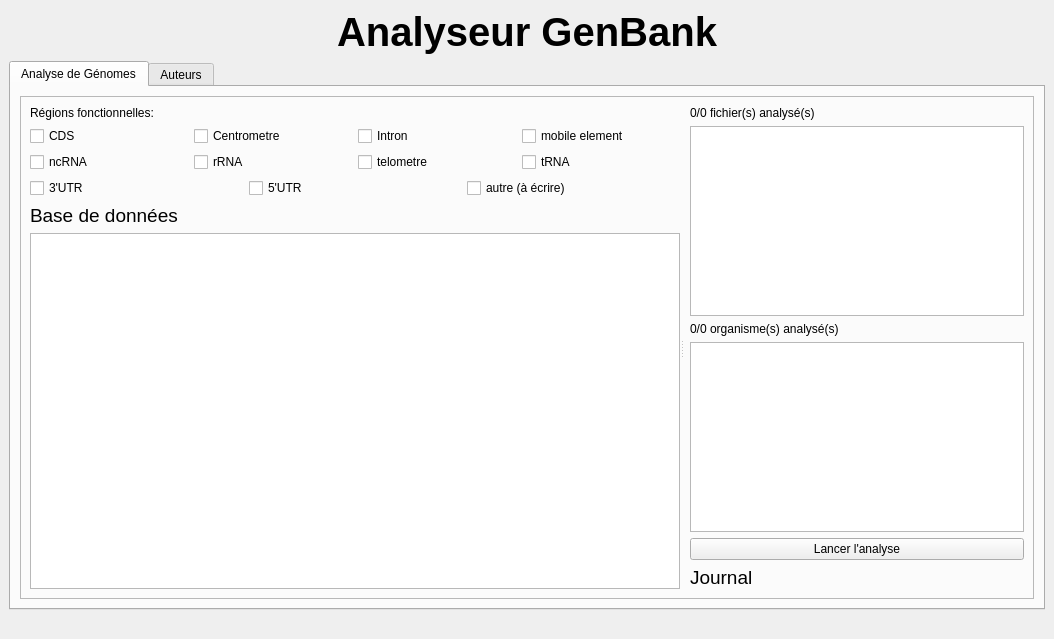
Before: the Qt Designer form src/app/application.ui in PotOfJam/ProjetAlgorithmesDuTexte, drawn with Qt 5.
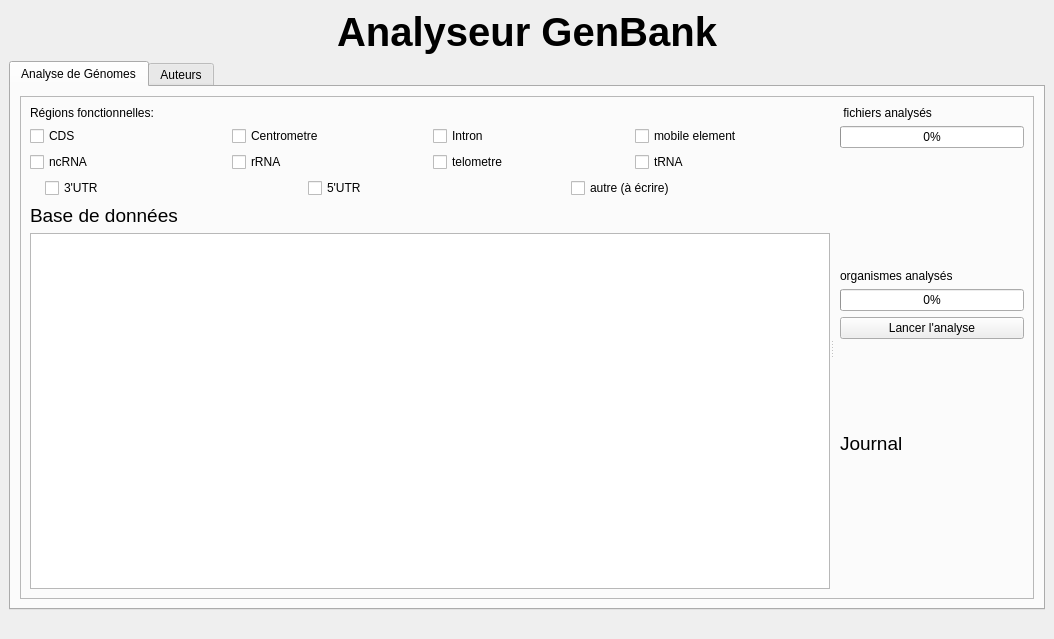
After: the same form once the commit is applied. Icons and pictures are not drawn.

Patch:
```diff
--- a/src/app/application.ui
+++ b/src/app/application.ui
@@ -301,12 +301,16 @@
                    <item row="0" column="1">
                     <widget class="QLabel" name="label_9">
                      <property name="text">
-                      <string>0/0 fichier(s) analysé(s)</string>
+                      <string> fichiers analysés</string>
                      </property>
                     </widget>
                    </item>
                    <item row="1" column="1">
-                    <widget class="QTextEdit" name="textEdit_2"/>
+                    <widget class="QProgressBar" name="progressBar">
+                     <property name="value">
+                      <number>0</number>
+                     </property>
+                    </widget>
                    </item>
                   </layout>
                  </item>
@@ -315,13 +319,10 @@
                    <item row="0" column="1">
                     <widget class="QLabel" name="label_8">
                      <property name="text">
-                      <string>0/0 organisme(s) analysé(s)</string>
+                      <string>organismes analysés</string>
                      </property>
                     </widget>
                    </item>
-                   <item row="1" column="1">
-                    <widget class="QTextEdit" name="textEdit"/>
-                   </item>
                    <item row="2" column="1">
                     <widget class="QPushButton" name="pushButton">
                      <property name="text">
@@ -329,6 +330,13 @@
                      </property>
                     </widget>
                    </item>
+                   <item row="1" column="1">
+                    <widget class="QProgressBar" name="progressBar_2">
+                     <property name="value">
+                      <number>0</number>
+                     </property>
+                    </widget>
+                   </item>
                   </layout>
                  </item>
                  <item>
```
